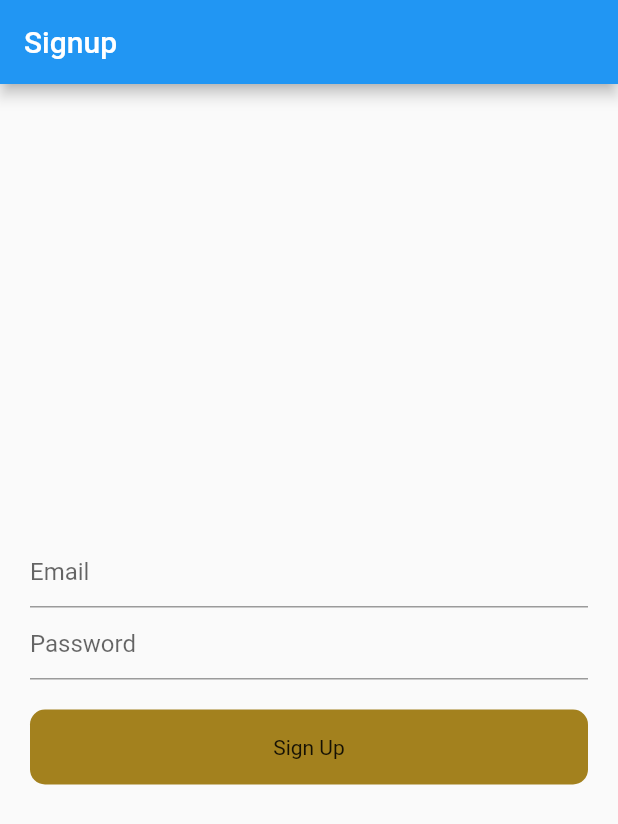
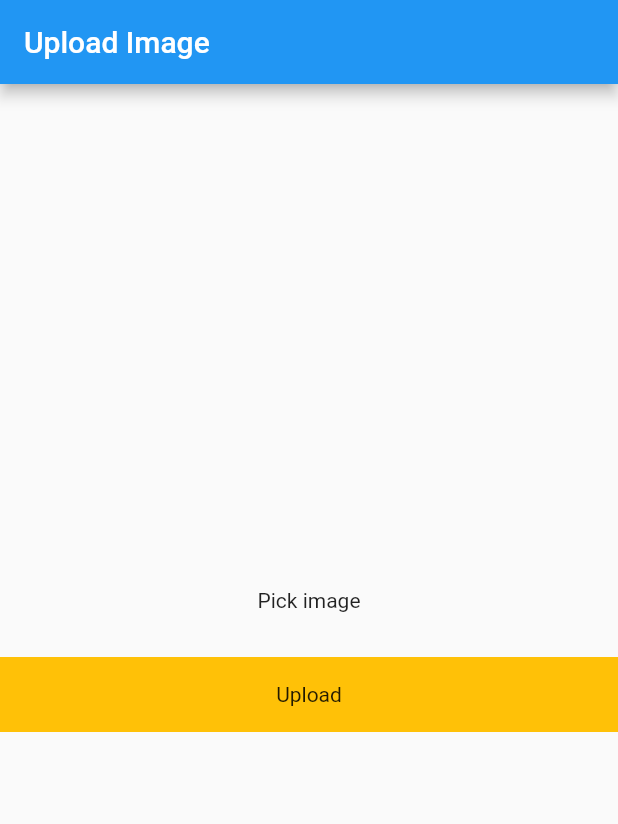
Before and after one commit to ArtiDoltani/Flutter-REST-API, a Flutter app: the screen it shows after launch, on a phone screen of 412 x 824 dp. Shown: the top 824 px of the screen. Run offline on Flutter 3.47's test engine with Material 2 defaults, Android fonts, the phone set to English and light mode, and no system bars; drawn by our look-alikes of modal_progress_hud_nsn; our stand-ins replace image_picker.

Commit message:
upload image

```diff
--- /dev/null
+++ b/api/lib/Screens/uploadimage.dart
@@ -0,0 +1,103 @@
+import 'dart:io';
+
+import 'package:flutter/material.dart';
+import 'package:image_picker/image_picker.dart';
+import 'package:modal_progress_hud_nsn/modal_progress_hud_nsn.dart';
+import 'package:http/http.dart' as http;
+
+
+class UploadimageScreen extends StatefulWidget {
+  const UploadimageScreen({Key? key}) : super(key: key);
+
+  @override
+  State<UploadimageScreen> createState() => _UploadimageScreenState();
+}
+
+class _UploadimageScreenState extends State<UploadimageScreen> {
+  File? image;
+   final _picker=ImagePicker();
+   bool showSpinner= false;
+   Future getimage() async{
+    final pickedfile=await _picker.pickImage(source: ImageSource.gallery,imageQuality: 80);
+    if(pickedfile!=null){
+      image=File(pickedfile.path);
+      setState(() {
+
+      });
+
+    }
+    else{
+      print('image not selected');
+    } }
+    Future<void> uploadimage()async{
+setState(() {
+  showSpinner=true;
+});
+var stream= http.ByteStream(image!.openRead());
+stream.cast();
+var length=await image!.length();
+var uri=Uri.parse('https://fakestoreapi.com/products');
+var request= http.MultipartRequest('post', uri);
+ request.fields['title']="Static title";
+ var multiport= http.MultipartFile('image', stream, length);
+ request.files.add(multiport);
+ var reponse= await request.send();
+ if(reponse.statusCode==200){
+  print('image uploaded');
+  setState(() {
+    showSpinner=false;
+  });
+ }
+ else{
+   setState(() {
+    showSpinner=false;
+  });
+  print('failed');
+ }
+
+    }
+  @override
+  Widget build(BuildContext context) {
+    return ModalProgressHUD(
+     inAsyncCall: showSpinner,
+      child: Scaffold(
+        appBar: AppBar(title:const Text('Upload Image'),
+        automaticallyImplyLeading: false,),
+        body: Column(mainAxisAlignment: MainAxisAlignment.center,
+          children: [
+          GestureDetector(
+            onTap: () {
+              getimage();
+            },
+            child: Container(
+              child: image==null ?const Center(child: Text('Pick image')): Container(
+                child: Center(
+                  child: Image.file(
+                    File(image!.path).absolute,
+                height: 100,
+
+              fit: BoxFit.cover,
+                    ),
+                ),
+              ) ,
+            ),
+          ),
+        const  SizedBox(height: 30,),
+          GestureDetector(
+            onTap: () {
+              uploadimage();
+            },
+            child: Container(
+              height: 50,
+
+              color: Colors.amber,
+              child:const Center(child: Text('Upload')),
+
+            ),
+          )
+
+        ],),
+      ),
+    );
+  }
+}
--- a/api/lib/main.dart
+++ b/api/lib/main.dart
@@ -1,6 +1,7 @@
 import 'package:api/Example_four.dart';
 import 'package:api/LastExample.dart';
 import 'package:api/Screens/SignUp.dart';
+import 'package:api/Screens/uploadimage.dart';
 import 'package:api/example_two.dart';
 import 'package:api/homeScreen.dart';
 import 'package:api/user_Example.dart';
@@ -21,7 +22,8 @@ class MyApp extends StatelessWidget {
         theme: ThemeData(
           primarySwatch: Colors.blue,
         ),
-        home: const SignUp()
+        home: const UploadimageScreen()
+        // SignUp()
 
         //Get APIS
         //LastExample()
--- a/api/pubspec.yaml
+++ b/api/pubspec.yaml
@@ -35,9 +35,9 @@ dependencies:
   # Use with the CupertinoIcons class for iOS style icons.
   cupertino_icons: ^1.0.2
   http: ^0.13.5
-  #modal_progress_hud_nsn: ^0.4.0
+  modal_progress_hud_nsn: ^0.4.0
   modal_progress_hud: ^0.1.3
-
+  image_picker: ^0.8.7+4
 
 
 
```
Also changed, not shown: api/pubspec.lock, 6 other files.
